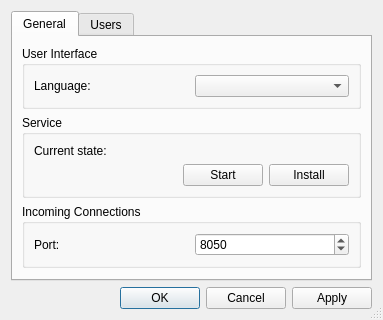
First picture: the form in source/host/ui/host_config_dialog.ui, repository dchapyshev/aspia, before the edit.
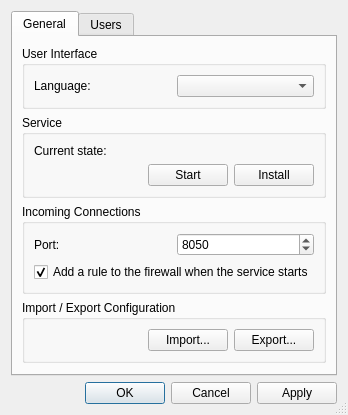
Second picture: the form after the edit. Icons and pictures are not drawn.

Commit message: - Implemented import and export of the host configuration (from the command line and from UI). - Implemented the option to add a rule to the firewall when the service starts. - Fixed the removal of the service. Now we are waiting for the actual removal of the service. - If the session of the desktop is unavailable, we show the black screen. Now the service uses QCoreApplication instead of QApplication. - Implemented DesktopFrameSimple class.

```diff
--- a/source/host/ui/host_config_dialog.ui
+++ b/source/host/ui/host_config_dialog.ui
@@ -6,8 +6,8 @@
    <rect>
     <x>0</x>
     <y>0</y>
-    <width>383</width>
-    <height>293</height>
+    <width>340</width>
+    <height>380</height>
    </rect>
   </property>
   <property name="windowTitle">
@@ -16,7 +16,7 @@
   <property name="sizeGripEnabled">
    <bool>true</bool>
   </property>
-  <layout class="QVBoxLayout" name="verticalLayout_2">
+  <layout class="QVBoxLayout" name="verticalLayout_5">
    <item>
     <widget class="QTabWidget" name="tab_general">
      <property name="currentIndex">
@@ -26,7 +26,7 @@
       <attribute name="title">
        <string>General</string>
       </attribute>
-      <layout class="QVBoxLayout" name="verticalLayout_5">
+      <layout class="QVBoxLayout" name="verticalLayout_3">
        <item>
         <widget class="QGroupBox" name="groupbox_ui">
          <property name="title">
@@ -98,6 +98,8 @@
          <property name="title">
           <string>Incoming Connections</string>
          </property>
+         <layout class="QVBoxLayout" name="verticalLayout_2">
+          <item>
          <layout class="QHBoxLayout" name="horizontalLayout_5">
           <item>
            <widget class="QLabel" name="label_port">
@@ -116,6 +118,54 @@
             </property>
             <property name="value">
              <number>8050</number>
+              </property>
+             </widget>
+            </item>
+           </layout>
+          </item>
+          <item>
+           <widget class="QCheckBox" name="checkbox_add_firewall_rule">
+            <property name="text">
+             <string>Add a rule to the firewall when the service starts</string>
+            </property>
+            <property name="checked">
+             <bool>true</bool>
+            </property>
+           </widget>
+          </item>
+         </layout>
+        </widget>
+       </item>
+       <item>
+        <widget class="QGroupBox" name="groupbox_import_export">
+         <property name="title">
+          <string>Import / Export Configuration</string>
+         </property>
+         <layout class="QHBoxLayout" name="horizontalLayout_3">
+          <item>
+           <spacer name="horizontalSpacer_2">
+            <property name="orientation">
+             <enum>Qt::Horizontal</enum>
+            </property>
+            <property name="sizeHint" stdset="0">
+             <size>
+              <width>113</width>
+              <height>20</height>
+             </size>
+            </property>
+           </spacer>
+          </item>
+          <item>
+           <widget class="QPushButton" name="button_import">
+            <property name="text">
+             <string>Import...</string>
+            </property>
+           </widget>
+          </item>
+          <item>
+           <widget class="QPushButton" name="button_export">
+            <property name="text">
+             <string>Export...</string>
             </property>
            </widget>
           </item>
```
Lines whose indentation alone changed are shown as unchanged. The commit also changes 26 other files.
